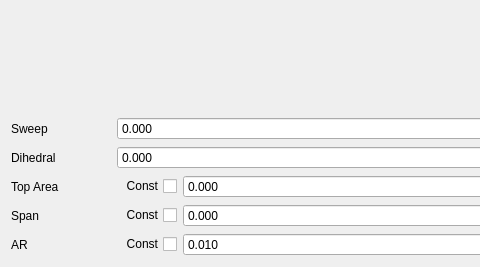
Old version of the form TIGLViewer/src/modificators/ModificatorWingWidget.ui in the repository DLR-SC/tigl; both pictures show x 0 to 480 and y 0 to 267 of the 1055 by 267 pixel window.
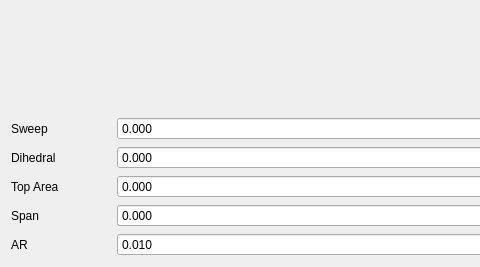
New version of the form. Custom widgets are drawn as their Qt base class.

Commit message: connect set area and set span to GUI

```diff
--- a/TIGLViewer/src/modificators/ModificatorWingWidget.ui
+++ b/TIGLViewer/src/modificators/ModificatorWingWidget.ui
@@ -295,31 +295,6 @@
        </property>
       </widget>
      </item>
-     <item>
-      <widget class="QCheckBox" name="checkBoxIsAreaConstant">
-       <property name="minimumSize">
-        <size>
-         <width>60</width>
-         <height>0</height>
-        </size>
-       </property>
-       <property name="maximumSize">
-        <size>
-         <width>60</width>
-         <height>16777215</height>
-        </size>
-       </property>
-       <property name="layoutDirection">
-        <enum>Qt::RightToLeft</enum>
-       </property>
-       <property name="text">
-        <string>Const</string>
-       </property>
-       <property name="tristate">
-        <bool>false</bool>
-       </property>
-      </widget>
-     </item>
      <item>
       <widget class="QDoubleSpinBox" name="spinBoxArea">
        <property name="keyboardTracking">
@@ -365,31 +340,6 @@
        </property>
       </widget>
      </item>
-     <item>
-      <widget class="QCheckBox" name="checkBoxIsSpanConstant">
-       <property name="minimumSize">
-        <size>
-         <width>60</width>
-         <height>0</height>
-        </size>
-       </property>
-       <property name="maximumSize">
-        <size>
-         <width>60</width>
-         <height>16777215</height>
-        </size>
-       </property>
-       <property name="layoutDirection">
-        <enum>Qt::RightToLeft</enum>
-       </property>
-       <property name="text">
-        <string>Const</string>
-       </property>
-       <property name="tristate">
-        <bool>false</bool>
-       </property>
-      </widget>
-     </item>
      <item>
       <widget class="QDoubleSpinBox" name="spinBoxSpan">
        <property name="decimals">
@@ -429,31 +379,6 @@
        </property>
       </widget>
      </item>
-     <item>
-      <widget class="QCheckBox" name="checkBoxIsARConstant">
-       <property name="minimumSize">
-        <size>
-         <width>60</width>
-         <height>0</height>
-        </size>
-       </property>
-       <property name="maximumSize">
-        <size>
-         <width>60</width>
-         <height>16777215</height>
-        </size>
-       </property>
-       <property name="layoutDirection">
-        <enum>Qt::RightToLeft</enum>
-       </property>
-       <property name="text">
-        <string>Const</string>
-       </property>
-       <property name="tristate">
-        <bool>false</bool>
-       </property>
-      </widget>
-     </item>
      <item>
       <widget class="QDoubleSpinBox" name="spinBoxAR">
        <property name="decimals">
```
The commit also changes 2 other files.
